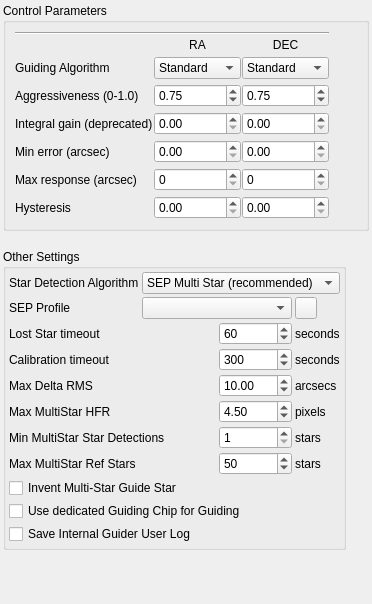
ckemper67/kstars, file kstars/ekos/guide/opsguide.ui: the form before one commit.
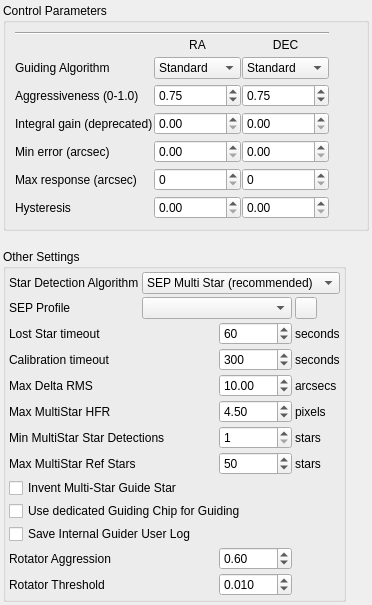
The form after the commit.

Commit message:
Add Rotator Aggression and Threshold controls to Ekos Guide UI.
Adds two fields to the Guide options page so users can tune how aggressively
DONUTS rotation corrections are applied (Aggression, 0-1 scale) and the
minimum correction angle below which nudges are suppressed (Threshold, degrees).

Diff of the .ui file:
```diff
--- a/kstars/ekos/guide/opsguide.ui
+++ b/kstars/ekos/guide/opsguide.ui
@@ -581,6 +581,55 @@
           </property>
          </widget>
         </item>
+        <item row="12" column="0" colspan="2">
+         <widget class="QLabel" name="label_RotatorAggression">
+          <property name="toolTip">
+           <string>Aggressiveness of the rotator guiding loop (0.0 to 1.0).</string>
+          </property>
+          <property name="text">
+           <string>Rotator Aggression</string>
+          </property>
+         </widget>
+        </item>
+        <item row="12" column="2">
+         <widget class="QDoubleSpinBox" name="kcfg_RotatorAggression">
+          <property name="maximum">
+           <double>1.000000000000000</double>
+          </property>
+          <property name="singleStep">
+           <double>0.050000000000000</double>
+          </property>
+          <property name="value">
+           <double>0.600000000000000</double>
+          </property>
+         </widget>
+        </item>
+        <item row="13" column="0" colspan="2">
+         <widget class="QLabel" name="label_RotatorThreshold">
+          <property name="toolTip">
+           <string>Minimum rotation error in degrees before a correction is sent to the rotator.</string>
+          </property>
+          <property name="text">
+           <string>Rotator Threshold</string>
+          </property>
+         </widget>
+        </item>
+        <item row="13" column="2">
+         <widget class="QDoubleSpinBox" name="kcfg_RotatorThreshold">
+          <property name="decimals">
+           <number>3</number>
+          </property>
+          <property name="maximum">
+           <double>10.000000000000000</double>
+          </property>
+          <property name="singleStep">
+           <double>0.001000000000000</double>
+          </property>
+          <property name="value">
+           <double>0.010000000000000</double>
+          </property>
+         </widget>
+        </item>
         <item row="7" column="3">
          <widget class="QLabel" name="label_23">
           <property name="text">
```
Left out of the diff: 2 changed lines with no effect on the pictures.
